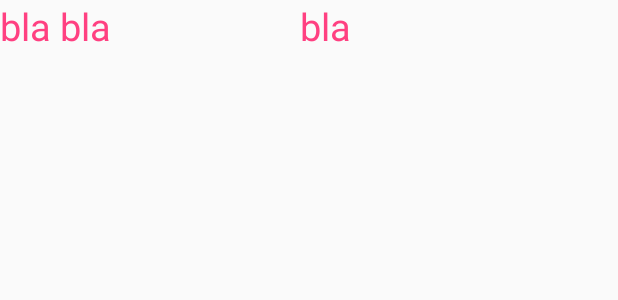
After one commit to SimpleSmiki/its-praksa-dnevnik, an Android app: the layout meal_list_item.xml on its own in the app's theme, with its tools: preview values and no code run, on a phone screen of 412 x 824 dp. The commit adds this screen. Shown: the top 300 px of the screen. Run offline under Robolectric (Android 15) with nearby library versions, the phone set to English and light mode, and no system bars.

Commit message:
promene sa casa

```diff
--- a/app/src/main/java/com/example/ucenik/itspraksadnevnik/MealSQLOpenHelper.java
+++ b/app/src/main/java/com/example/ucenik/itspraksadnevnik/MealSQLOpenHelper.java
@@ -16,7 +16,7 @@ public class MealSQLOpenHelper extends SQLiteOpenHelper {
     public static final String DB_NAME = "Meals.db";
     public static final String DB_TABLE_NAME = "meals";
     public static final String DB_CREATE = "CREATE TABLE meals " +
-            "(id integer primary key auto_increment, meal_type text, name text, " +
+            "(id integer primary key autoincrement, meal_type text, name text, " +
             "calorie_number integer, date text, time text)";
 
     public static final String COLUMN_ID = "id";
--- a/app/src/main/res/layout/activity_log.xml
+++ b/app/src/main/res/layout/activity_log.xml
@@ -27,7 +27,8 @@
             android:id="@+id/setType"
             android:layout_width="0dp"
             android:layout_height="wrap_content"
-            android:layout_weight="0.5"/>
+            android:layout_weight="0.5"
+            android:entries="@array/meal_types"/>
     </LinearLayout>
 
     <LinearLayout
--- /dev/null
+++ b/app/src/main/res/layout/meal_list_item.xml
@@ -0,0 +1,22 @@
+<?xml version="1.0" encoding="utf-8"?>
+<LinearLayout xmlns:android="http://schemas.android.com/apk/res/android"
+    android:orientation="horizontal" android:layout_width="match_parent"
+    android:layout_height="match_parent">
+
+    <TextView
+        android:id="@+id/list_item_name"
+        android:layout_width="200dp"
+        android:layout_height="wrap_content"
+        android:text="bla bla"
+        android:textColor="@color/colorAccent"
+        android:textSize="25sp"
+        />
+    <TextView
+        android:id="@+id/list_item_calories"
+        android:layout_width="100dp"
+        android:layout_height="wrap_content"
+        android:text="bla "
+        android:textColor="@color/colorAccent"
+        android:textSize="25sp"
+        />
+</LinearLayout>
--- a/app/src/main/res/values/strings.xml
+++ b/app/src/main/res/values/strings.xml
@@ -6,5 +6,6 @@
         <item>Snack</item>
         <item>Lunch</item>
         <item>Dinner</item>
+        <item>Late night snack</item>
     </string-array>
 </resources>
```
Also changed, not shown: app/src/main/java/com/example/ucenik/itspraksadnevnik/LogActivity.java (+93 -1 lines), app/src/main/java/com/example/ucenik/itspraksadnevnik/MainActivity.java (+21 -2 lines), app/src/main/java/com/example/ucenik/itspraksadnevnik/Meal.java (added, +75 -0 lines), app/src/main/java/com/example/ucenik/itspraksadnevnik/MealCursorAdapter.java (added, +44 -0 lines), app/src/main/res/layout/activity_main.xml (+9 -0 lines), 1 other file.
